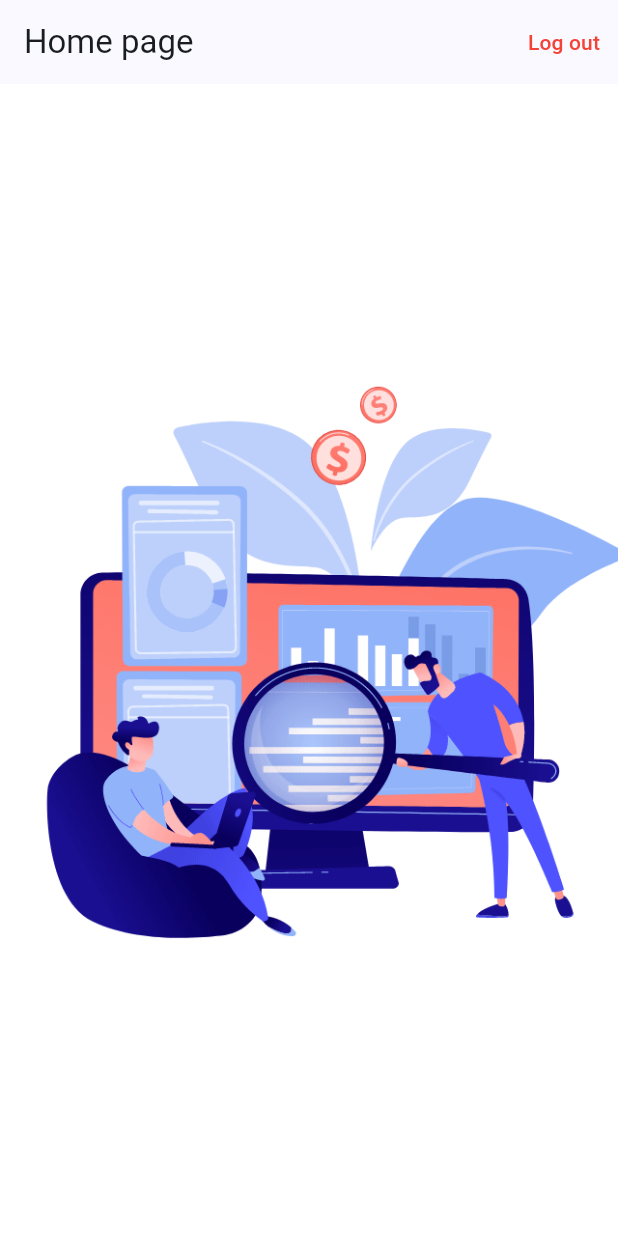
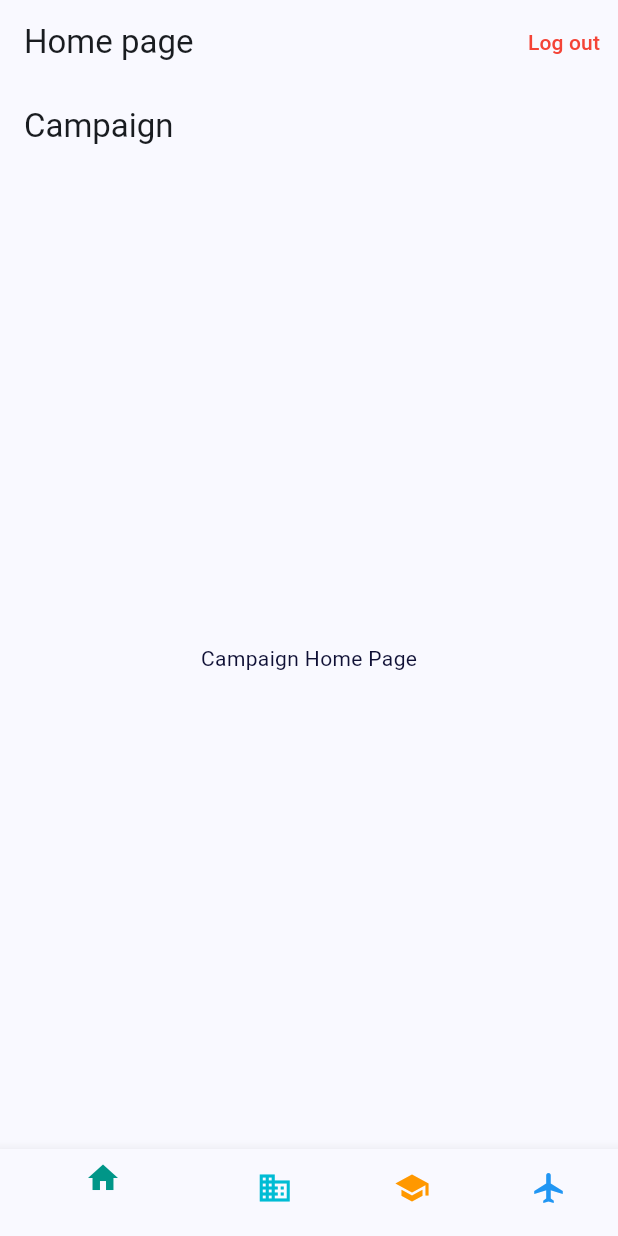
Before and after one commit to lhson0606/vou_games, a Flutter app: the HomePage screen opened directly, on a phone screen of 412 x 824 dp. Run offline on Flutter 3.47's test engine with Material 3 defaults, Android fonts, the phone set to English and light mode, and no system bars; our stand-ins replace bloc, dartz, equatable, firebase_auth, firebase_core, flutter_bloc and 4 more; accounts and stored records are empty.

Commit message:
add navigation service

```diff
--- /dev/null
+++ b/lib/core/services/navigation_service.dart
@@ -0,0 +1,48 @@
+import 'package:flutter/material.dart';
+import 'package:vou_games/core/widgets/display/custom_navigation_bar.dart';
+
+class NavigationService {
+  final ValueNotifier<Widget> currentScreen =
+      ValueNotifier<Widget>(const SizedBox());
+  final GlobalKey<CustomBottomNavigationBarState> bottomNavigationBarKey =
+      GlobalKey<CustomBottomNavigationBarState>();
+  final List<Widget> screens = [];
+
+  GlobalKey<CustomBottomNavigationBarState> getBottomNavigationBarKey() {
+    return bottomNavigationBarKey;
+  }
+
+  void navigateTo(Widget screen) {
+    currentScreen.value = screen;
+  }
+
+  void navigateToHomePages(int index) {
+    if (index < screens.length || index >= 0) {
+      currentScreen.value = screens[index];
+    }
+  }
+
+  void showNavigationBar() {
+    bottomNavigationBarKey.currentState?.showNavigationBar();
+  }
+
+  void hideNavigationBar() {
+    bottomNavigationBarKey.currentState?.hideNavigationBar();
+  }
+
+  void registerFeature(Destination destination, Widget homepage) {
+    screens.add(homepage);
+    bottomNavigationBarKey.currentState?.addDestination(destination);
+  }
+
+  void _onIndexChanged(int index) {
+    if (index < screens.length) {
+      navigateTo(screens[index]);
+    }
+  }
+
+  void setUp() {
+    bottomNavigationBarKey.currentState?.widget.onIndexChanged
+        .add(_onIndexChanged);
+  }
+}
--- /dev/null
+++ b/lib/core/widgets/display/custom_navigation_bar.dart
@@ -0,0 +1,75 @@
+import 'package:flutter/material.dart';
+
+class Destination {
+  const Destination(this.index, this.title, this.icon, this.color);
+
+  final int index;
+  final String title;
+  final IconData icon;
+  final MaterialColor color;
+}
+
+class CustomBottomNavigationBar extends StatefulWidget {
+  CustomBottomNavigationBar({super.key});
+
+  final List<ValueChanged<int>> onIndexChanged = <ValueChanged<int>>[];
+
+  @override
+  State<CustomBottomNavigationBar> createState() => CustomBottomNavigationBarState();
+}
+
+class CustomBottomNavigationBarState extends State<CustomBottomNavigationBar> {
+  int selectedIndex = 0;
+  bool shouldShowNavigationBar = false;
+  final List<Destination> allDestinations = <Destination>[];
+
+  void showNavigationBar() {
+    setState(() {
+      shouldShowNavigationBar = true;
+    });
+  }
+
+  void hideNavigationBar() {
+    setState(() {
+      shouldShowNavigationBar = false;
+    });
+  }
+
+  @override
+  Widget build(BuildContext context) {
+    return shouldShowNavigationBar && allDestinations.length >= 2
+        ? BottomNavigationBar(
+      currentIndex: selectedIndex,
+      onTap: (int index) {
+        setState(() {
+          selectedIndex = index;
+        });
+        // notify listeners
+        for (final ValueChanged<int> callback in widget.onIndexChanged) {
+          callback(index);
+        }
+      },
+      items: allDestinations.map<BottomNavigationBarItem>(
+            (Destination destination) {
+          return BottomNavigationBarItem(
+            icon: Icon(destination.icon, color: destination.color),
+            label: destination.title,
+          );
+        },
+      ).toList(),
+    )
+        : const SizedBox.shrink();
+  }
+
+  void addDestination(Destination destination) {
+    setState(() {
+      allDestinations.add(destination);
+    });
+  }
+
+  void setSelectedIndex(int index) {
+    setState(() {
+      selectedIndex = index;
+    });
+  }
+}
--- a/lib/features/authentication/presentation/bloc/auth_bloc.dart
+++ b/lib/features/authentication/presentation/bloc/auth_bloc.dart
@@ -1,7 +1,6 @@
 import 'package:bloc/bloc.dart';
 import 'package:dartz/dartz.dart';
 import 'package:equatable/equatable.dart';
-import 'package:flutter/foundation.dart';
 import 'package:vou_games/core/error/failures.dart';
 import 'package:vou_games/core/strings/failure_message.dart';
 import 'package:vou_games/features/authentication/domain/entities/sign_in_entity.dart';
--- a/lib/features/authentication/presentation/widgets/auth/sign_up_form.dart
+++ b/lib/features/authentication/presentation/widgets/auth/sign_up_form.dart
@@ -1,5 +1,4 @@
 import 'package:flutter/material.dart';
-import 'package:flutter_bloc/flutter_bloc.dart';
 
 import '../../pages/auth/sign_in_page.dart';
 
--- /dev/null
+++ b/lib/features/campaign/presentation/pages/campaign_homepage.dart
@@ -0,0 +1,17 @@
+import 'package:flutter/material.dart';
+
+class CampaignHomePage extends StatelessWidget {
+  const CampaignHomePage({super.key});
+
+  @override
+  Widget build(BuildContext context) {
+    return Scaffold(
+      appBar: AppBar(
+        title: const Text('Campaign'),
+      ),
+      body: const Center(
+        child: Text('Campaign Home Page'),
+      ),
+    );
+  }
+}
--- a/lib/features/homepage/presentation/pages/homepage.dart
+++ b/lib/features/homepage/presentation/pages/homepage.dart
@@ -1,18 +1,35 @@
 import 'package:flutter/material.dart';
 import 'package:flutter_bloc/flutter_bloc.dart';
+import 'package:vou_games/core/services/navigation_service.dart';
+import 'package:vou_games/core/widgets/display/custom_navigation_bar.dart';
 import 'package:vou_games/core/widgets/display/snack_bar.dart';
 import 'package:vou_games/features/authentication/presentation/pages/auth/sign_in_page.dart';
+import 'package:vou_games/injection_container.dart' as di;
 
 import '../../../authentication/presentation/bloc/auth_bloc.dart';
 
 class HomePage extends StatefulWidget {
-  const HomePage({Key? key}) : super(key: key);
+  const HomePage({super.key});
 
   @override
   State<HomePage> createState() => _HomePageState();
 }
 
 class _HomePageState extends State<HomePage> {
+  @override
+  void initState() {
+    super.initState();
+    WidgetsBinding.instance.addPostFrameCallback((_) {
+      _afterBuild();
+    });
+  }
+
+  void _afterBuild() {
+    di.setupNavigationService();
+    NavigationService navigationService = di.sl<NavigationService>();
+    navigationService.navigateToHomePages(0);
+  }
+
   @override
   Widget build(BuildContext context) {
     return SafeArea(
@@ -36,23 +53,35 @@ class _HomePageState extends State<HomePage> {
               BlocBuilder<AuthBloc, AuthState>(
                 builder: (context, state) {
                   return TextButton(
-                      onPressed: state is AuthLoadingLoggedOutState
-                          ? null
-                          : () {
-                        BlocProvider.of<AuthBloc>(context).add(AuthLoggedOutEvent());
+                    // onPressed: state is AuthLoadingLoggedOutState
+                    //     ? null
+                    //     : () {
+                    //         BlocProvider.of<AuthBloc>(context)
+                    //             .add(AuthLoggedOutEvent());
+                    //       },
+                    onPressed: () {
+                      di.setupNavigationService();
                     },
-                      child: const Text('Log out', style: TextStyle(color: Colors.red)),
+                    child: const Text('Log out',
+                        style: TextStyle(color: Colors.red)),
                   );
                 },
               ),
             ],
           ),
-            body: const Center(
-              child: Image(
-                image: AssetImage('assets/home_page_background.gif'),
+          body: Center(
+            child: ValueListenableBuilder<Widget>(
+              valueListenable: di.sl<NavigationService>().currentScreen,
+              builder: (context, currentScreen, child) {
+                return currentScreen;
+              },
             ),
           ),
+          bottomNavigationBar: CustomBottomNavigationBar(
+                  key: di.sl<NavigationService>().getBottomNavigationBarKey())
+              as Widget,
         ),
-        ));
+      ),
+    );
   }
 }
```
Also changed, not shown: lib/features/voucher/presentation/pages/voucher_homepage.dart (added, +17 -0 lines), lib/injection_container.dart (+23 -1 lines). Lines whose indentation alone changed are shown as unchanged.
